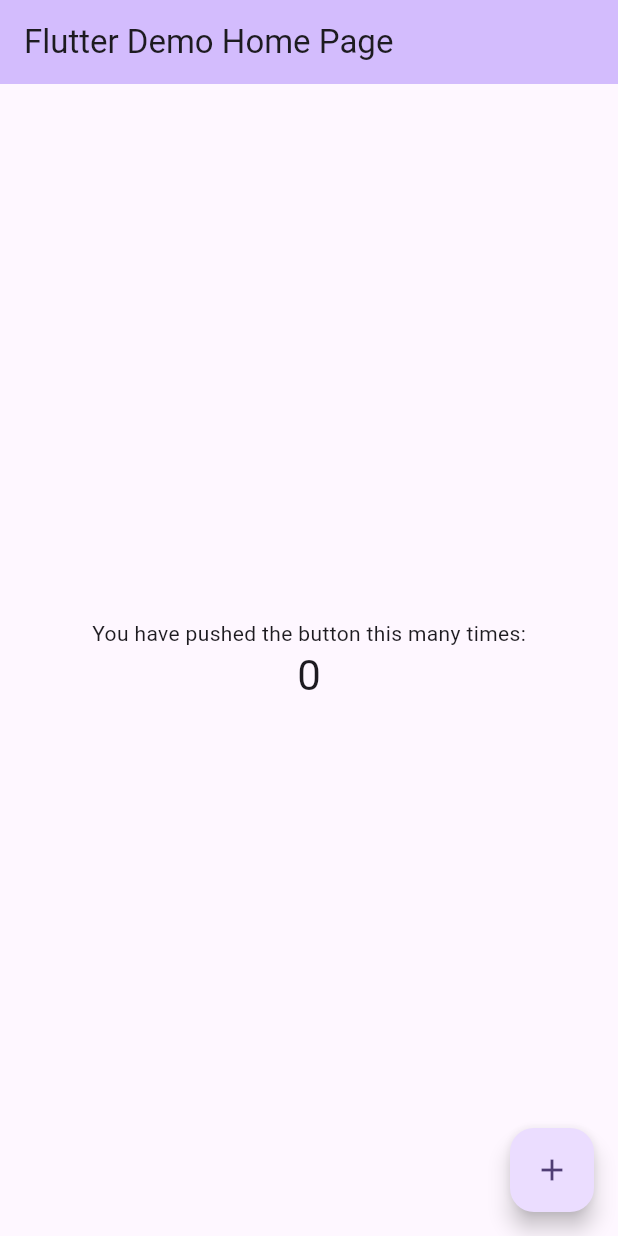
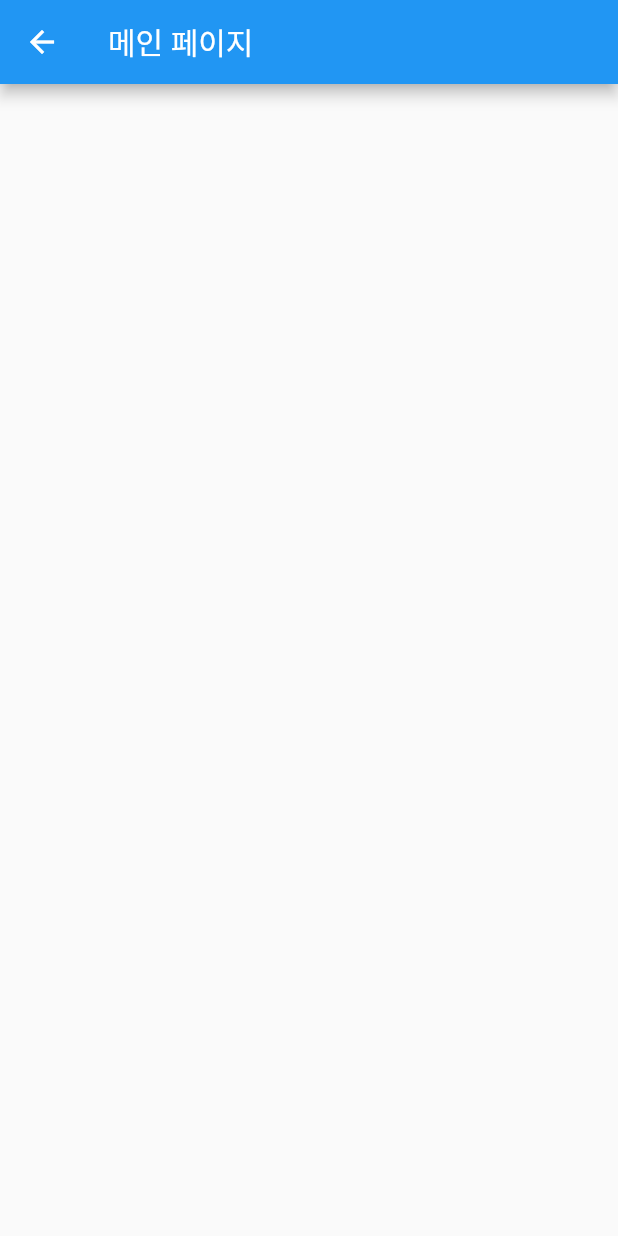
Before and after one commit to hoi911/flutterApp, a Flutter app: the screen it shows after launch, on a phone screen of 412 x 824 dp. Run offline on Flutter 3.47's test engine with Material 2 defaults, Android fonts, the phone set to English and light mode, and no system bars; our stand-ins replace get.

Commit message:
Main page

```diff
--- a/lib/main.dart
+++ b/lib/main.dart
@@ -1,125 +1,17 @@
 import 'package:flutter/material.dart';
+import 'package:flutterapp/landingpage.dart';
+import 'package:flutterapp/mainpage.dart';
+import 'package:get/get.dart';
 
 void main() {
-  runApp(const MyApp());
+  runApp(MyApp());
 }
 
 class MyApp extends StatelessWidget {
-  const MyApp({super.key});
-
-  // This widget is the root of your application.
   @override
   Widget build(BuildContext context) {
-    return MaterialApp(
-      title: 'Flutter Demo',
-      theme: ThemeData(
-        // This is the theme of your application.
-        //
-        // TRY THIS: Try running your application with "flutter run". You'll see
-        // the application has a blue toolbar. Then, without quitting the app,
-        // try changing the seedColor in the colorScheme below to Colors.green
-        // and then invoke "hot reload" (save your changes or press the "hot
-        // reload" button in a Flutter-supported IDE, or press "r" if you used
-        // the command line to start the app).
-        //
-        // Notice that the counter didn't reset back to zero; the application
-        // state is not lost during the reload. To reset the state, use hot
-        // restart instead.
-        //
-        // This works for code too, not just values: Most code changes can be
-        // tested with just a hot reload.
-        colorScheme: ColorScheme.fromSeed(seedColor: Colors.deepPurple),
-        useMaterial3: true,
-      ),
-      home: const MyHomePage(title: 'Flutter Demo Home Page'),
+    return GetMaterialApp(
+      home: LandingPage(),
     );
   }
 }
-
-class MyHomePage extends StatefulWidget {
-  const MyHomePage({super.key, required this.title});
-
-  // This widget is the home page of your application. It is stateful, meaning
-  // that it has a State object (defined below) that contains fields that affect
-  // how it looks.
-
-  // This class is the configuration for the state. It holds the values (in this
-  // case the title) provided by the parent (in this case the App widget) and
-  // used by the build method of the State. Fields in a Widget subclass are
-  // always marked "final".
-
-  final String title;
-
-  @override
-  State<MyHomePage> createState() => _MyHomePageState();
-}
-
-class _MyHomePageState extends State<MyHomePage> {
-  int _counter = 0;
-
-  void _incrementCounter() {
-    setState(() {
-      // This call to setState tells the Flutter framework that something has
-      // changed in this State, which causes it to rerun the build method below
-      // so that the display can reflect the updated values. If we changed
-      // _counter without calling setState(), then the build method would not be
-      // called again, and so nothing would appear to happen.
-      _counter++;
-    });
-  }
-
-  @override
-  Widget build(BuildContext context) {
-    // This method is rerun every time setState is called, for instance as done
-    // by the _incrementCounter method above.
-    //
-    // The Flutter framework has been optimized to make rerunning build methods
-    // fast, so that you can just rebuild anything that needs updating rather
-    // than having to individually change instances of widgets.
-    return Scaffold(
-      appBar: AppBar(
-        // TRY THIS: Try changing the color here to a specific color (to
-        // Colors.amber, perhaps?) and trigger a hot reload to see the AppBar
-        // change color while the other colors stay the same.
-        backgroundColor: Theme.of(context).colorScheme.inversePrimary,
-        // Here we take the value from the MyHomePage object that was created by
-        // the App.build method, and use it to set our appbar title.
-        title: Text(widget.title),
-      ),
-      body: Center(
-        // Center is a layout widget. It takes a single child and positions it
-        // in the middle of the parent.
-        child: Column(
-          // Column is also a layout widget. It takes a list of children and
-          // arranges them vertically. By default, it sizes itself to fit its
-          // children horizontally, and tries to be as tall as its parent.
-          //
-          // Column has various properties to control how it sizes itself and
-          // how it positions its children. Here we use mainAxisAlignment to
-          // center the children vertically; the main axis here is the vertical
-          // axis because Columns are vertical (the cross axis would be
-          // horizontal).
-          //
-          // TRY THIS: Invoke "debug painting" (choose the "Toggle Debug Paint"
-          // action in the IDE, or press "p" in the console), to see the
-          // wireframe for each widget.
-          mainAxisAlignment: MainAxisAlignment.center,
-          children: <Widget>[
-            const Text(
-              'You have pushed the button this many times:',
-            ),
-            Text(
-              '$_counter',
-              style: Theme.of(context).textTheme.headlineMedium,
-            ),
-          ],
-        ),
-      ),
-      floatingActionButton: FloatingActionButton(
-        onPressed: _incrementCounter,
-        tooltip: 'Increment',
-        child: const Icon(Icons.add),
-      ), // This trailing comma makes auto-formatting nicer for build methods.
-    );
-  }
-}
--- /dev/null
+++ b/lib/mainpage.dart
@@ -0,0 +1,17 @@
+import 'package:flutter/material.dart';
+
+class MainPage extends StatefulWidget {
+  @override
+  _MainPageState createState() => _MainPageState();
+}
+
+class _MainPageState extends State<MainPage> {
+  @override
+  Widget build(BuildContext context) {
+    return Scaffold(
+      appBar: AppBar(
+        title: Text('메인 페이지'),
+      ),
+    );
+  }
+}
--- a/pubspec.yaml
+++ b/pubspec.yaml
@@ -28,6 +28,7 @@ environment:
 # the latest version available on pub.dev. To see which dependencies have newer
 # versions available, run `flutter pub outdated`.
 dependencies:
+  get: ^4.6.5
   flutter:
     sdk: flutter
 
@@ -59,9 +60,8 @@ flutter:
   uses-material-design: true
 
   # To add assets to your application, add an assets section, like this:
-  # assets:
-  #   - images/a_dot_burr.jpeg
-  #   - images/a_dot_ham.jpeg
+  assets:
+    - assets/images/
 
   # An image asset can refer to one or more resolution-specific "variants", see
   # https://flutter.dev/assets-and-images/#resolution-aware
```
Also changed, not shown: lib/landingpage.dart (added, +33 -0 lines), pubspec.lock, 1 other file.
